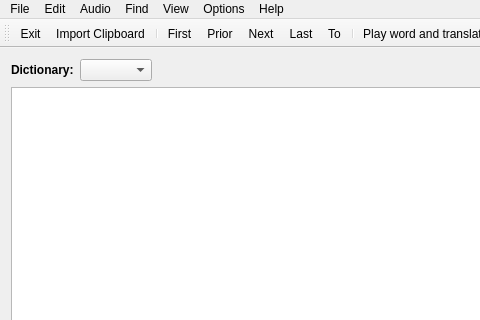
skynowa/iTeacher, file Forms/CMain.ui: the form before one commit; both pictures show x 0 to 480 and y 0 to 320 of the 649 by 403 pixel window.
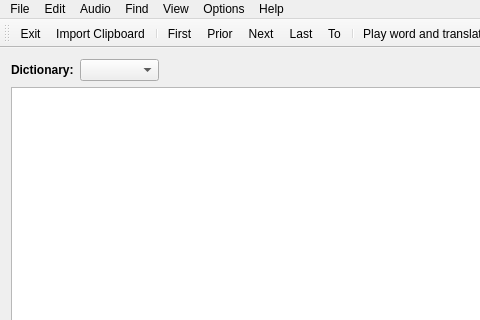
The form after the commit. Icons and pictures are not drawn.

Commit message: ADD: bold font to files QComboBox

The edit to the form file:
```diff
--- a/Forms/CMain.ui
+++ b/Forms/CMain.ui
@@ -30,7 +30,14 @@
          </widget>
         </item>
         <item>
-         <widget class="QComboBox" name="cboDictPath"/>
+         <widget class="QComboBox" name="cboDictPath">
+          <property name="font">
+           <font>
+            <weight>75</weight>
+            <bold>true</bold>
+           </font>
+          </property>
+         </widget>
         </item>
         <item>
          <widget class="QLabel" name="lblDictInfo">
```
